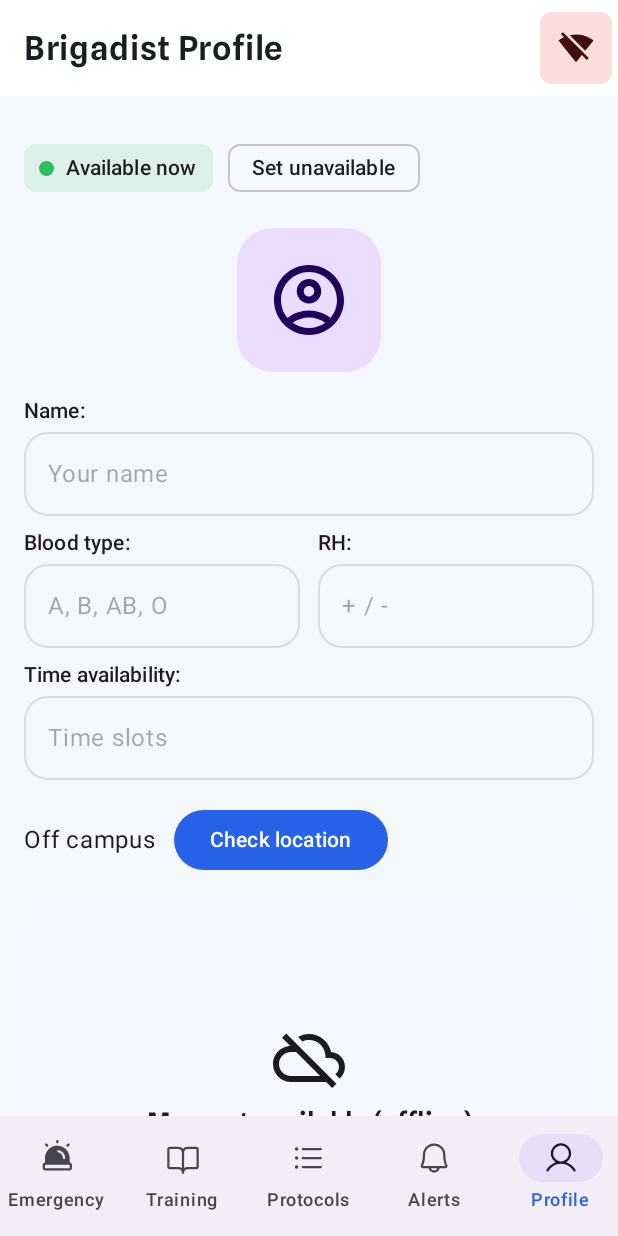
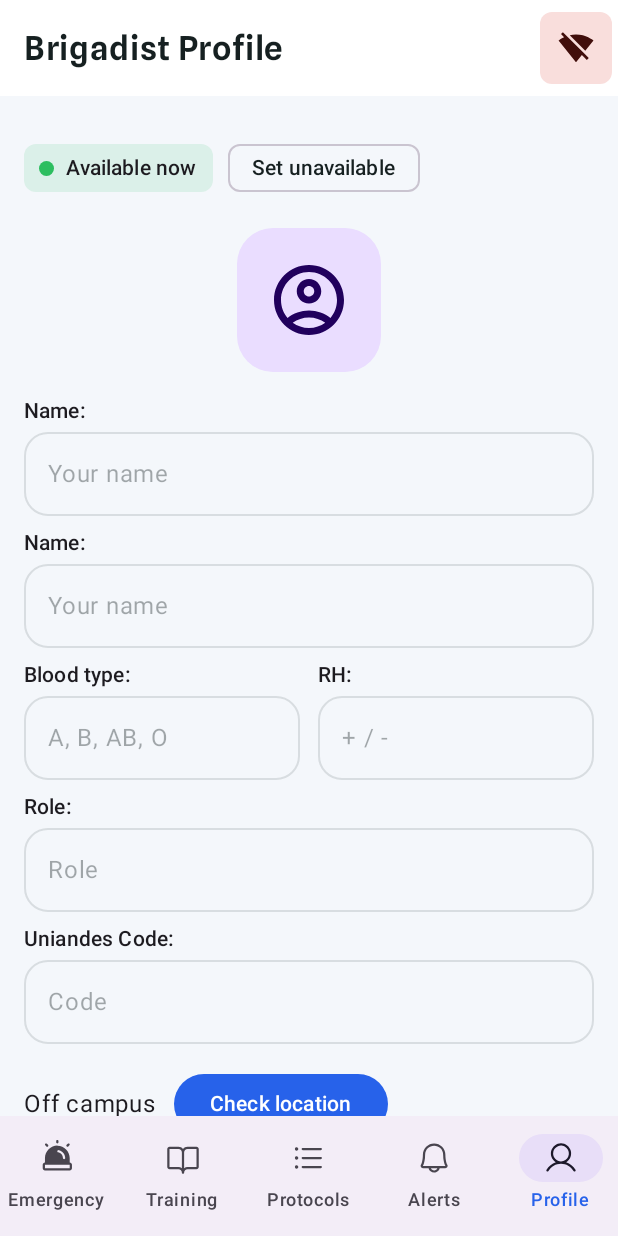
Before and after one commit to Grupo44-ISIS3510-202520/Kotlin, an Android app built with Jetpack Compose: the ProfileScreen screen opened through its navigation route, on a phone screen of 412 x 824 dp. Run offline under Robolectric (Android 15) with nearby library versions, the phone set to English and light mode, and no system bars; our stand-ins replace Dagger/Hilt's generated code, Firebase (no records; nobody signed in at launch, a user with empty details on screens opened directly).

```diff
--- a/app/src/main/java/com/example/brigadeapp/view/screens/ProfileScreen.kt
+++ b/app/src/main/java/com/example/brigadeapp/view/screens/ProfileScreen.kt
@@ -116,13 +116,60 @@ fun ProfileScreen(
 
             LabeledField("Name:", state.name, onValueChange = null, placeholder = "Your name", enabled = false)
             Spacer(Modifier.height(8.dp))
+
+
+            // Nombre completo (ya viene preparado en state.name)
+            LabeledField("Name:", state.name, onValueChange = null, placeholder = "Your name", enabled = false)
+
+            Spacer(Modifier.height(8.dp))
+
+// Derivar ABO y Rh del bloodGroup guardado (p.ej. "A+", "AB-", etc.)
+            val abo = remember(state.bloodGroup) {
+                state.bloodGroup.takeWhile { it.isLetter() }.ifBlank { "" }
+            }
+            val rh = remember(state.bloodGroup) {
+                state.bloodGroup.takeLast(1).takeIf { it == "+" || it == "-" } ?: ""
+            }
+
             Row(Modifier.fillMaxWidth()) {
-                LabeledField("Blood type:", "", onValueChange = null, placeholder = "A, B, AB, O", enabled = false, modifier = Modifier.weight(1f))
+                LabeledField(
+                    label = "Blood type:",
+                    value = abo,
+                    onValueChange = null,
+                    placeholder = "A, B, AB, O",
+                    enabled = false,
+                    modifier = Modifier.weight(1f)
+                )
                 Spacer(Modifier.width(12.dp))
-                LabeledField("RH:", "", onValueChange = null, placeholder = "+ / -", enabled = false, modifier = Modifier.weight(1f))
+                LabeledField(
+                    label = "RH:",
+                    value = rh,
+                    onValueChange = null,
+                    placeholder = "+ / -",
+                    enabled = false,
+                    modifier = Modifier.weight(1f)
+                )
             }
+
             Spacer(Modifier.height(8.dp))
-            LabeledField("Time availability:", "", onValueChange = null, placeholder = "Time slots", enabled = false)
+
+            LabeledField(
+                label = "Role:",
+                value = state.role,
+                onValueChange = null,
+                placeholder = "Role",
+                enabled = false
+            )
+
+            Spacer(Modifier.height(8.dp))
+
+            LabeledField(
+                label = "Uniandes Code:",
+                value = state.uniandesCode,
+                onValueChange = null,
+                placeholder = "Code",
+                enabled = false
+            )
 
             Spacer(Modifier.height(16.dp))
 
--- a/app/src/main/java/com/example/brigadeapp/viewmodel/screens/ProfileViewModel.kt
+++ b/app/src/main/java/com/example/brigadeapp/viewmodel/screens/ProfileViewModel.kt
@@ -32,9 +32,9 @@ data class ProfileUiState(
     val bloodGroup: String = "",
     val role: String = "",
     val uniandesCode: String = "",
-    val userEmail: String? = null,
 
     val available: Boolean = true,
+    val userEmail: String? = null,
     val isOnCampus: Boolean? = null,
     val userPoint: com.example.brigadeapp.data.sensors.LatLng? = null,
     val others: List<com.example.brigadeapp.data.sensors.LatLng> = emptyList(),
@@ -42,6 +42,7 @@ data class ProfileUiState(
     val isLoading: Boolean = false,
     val error: String? = null
 )
+
 
 sealed interface ProfileUiEvent {
     data object ToggleAvailability : ProfileUiEvent
@@ -298,4 +299,6 @@ class ProfileViewModel(
         } catch (_: Throwable) { /* no-op */ }
     }
 
+
+
 }
```
